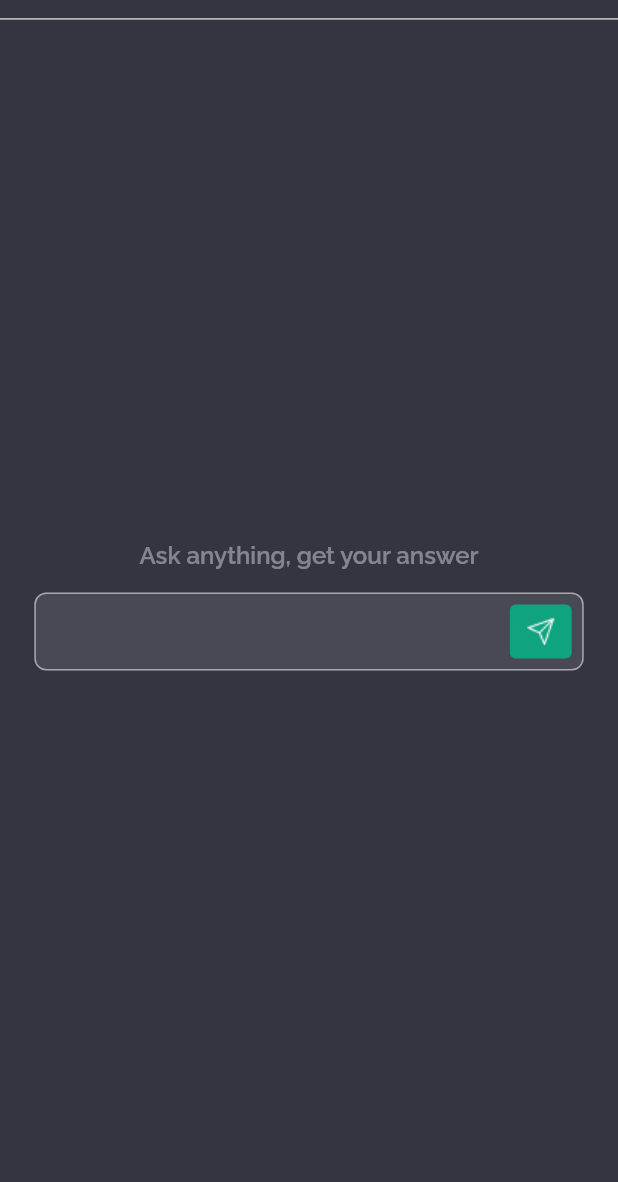
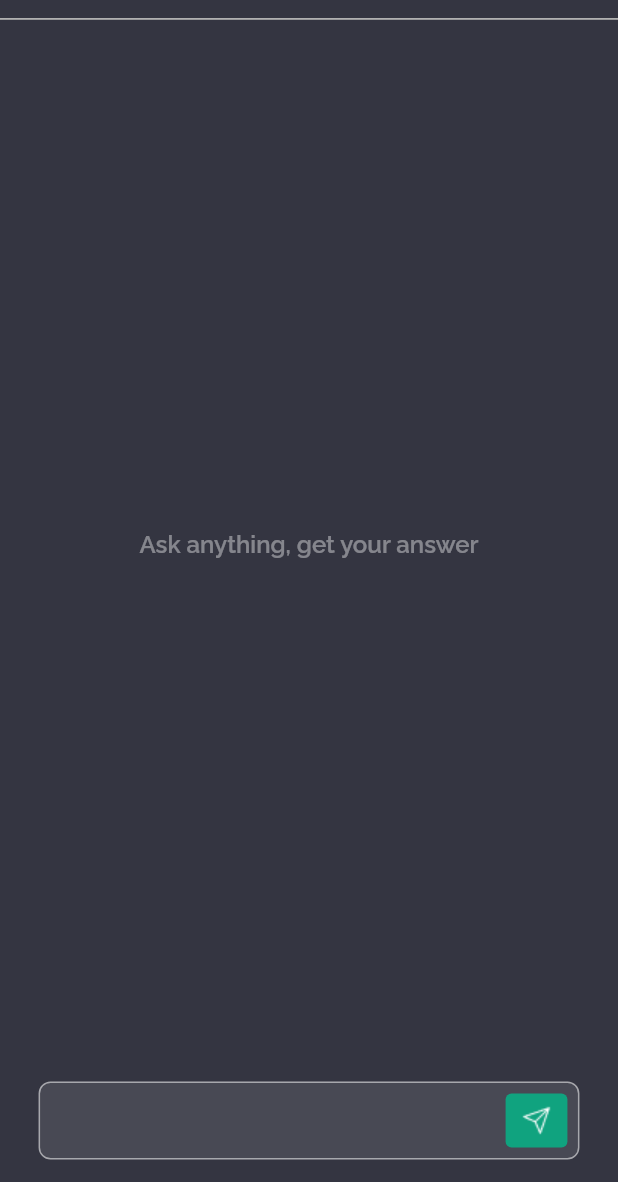
Before and after one commit to HusseinMohamed99/Chat-GPT, a Flutter app: the ChatScreen screen opened directly, on a phone screen of 412 x 824 dp, the part 54-1236 px from its top. Run offline on Flutter 3.47's test engine with Material 2 defaults, Android fonts, the phone set to English and light mode, and no system bars; our stand-ins replace animated_text_kit, flutter_screenutil, flutter_spinkit, flutter_svg, google_fonts, shimmer and 1 more.

Commit message:
Update UI and add more data to the chat screen.✅

```diff
--- a/lib/screen/Conversation/conversation_screen.dart
+++ b/lib/screen/Conversation/conversation_screen.dart
@@ -89,42 +89,107 @@ class _ChatScreenState extends State<ChatScreen> {
           ),
         ),
       ),
-      body: Form(
+      body: Padding(
+        padding: const EdgeInsetsDirectional.symmetric(horizontal: 20),
+        child: Form(
           key: formKey,
           child: Column(
-            crossAxisAlignment: CrossAxisAlignment.stretch,
+              crossAxisAlignment: CrossAxisAlignment.start,
               mainAxisAlignment: chatProvider.chatList.isEmpty
                   ? MainAxisAlignment.center
                   : MainAxisAlignment.start,
               children: [
                 chatProvider.chatList.isEmpty
-                  ? Text(
+                    ? const Spacer()
+                    : const SizedBox(),
+                chatProvider.chatList.isEmpty
+                    ? Align(
+                        alignment: Alignment.center,
+                        child: Text(
                           'Ask anything, get your answer',
                           textAlign: TextAlign.center,
-                      style: Theme.of(context).textTheme.titleMedium!.copyWith(
+                          style:
+                              Theme.of(context).textTheme.titleMedium!.copyWith(
                                     fontWeight: FontWeight.w600,
                                     color: AppMainColors.whiteColor
                                         .withOpacity(0.4000000059604645),
                                   ),
+                        ),
                       )
                     : Flexible(
+                        child: Column(
+                          children: [
+                            Expanded(
                               child: ListView.separated(
                                 physics: const BouncingScrollPhysics(),
                                 controller: _listScrollController,
-                        itemCount:
-                            chatProvider.getChatList.length, //chatList.length,
+                                itemCount: chatProvider
+                                    .getChatList.length, //chatList.length,
                                 itemBuilder: (context, index) {
                                   return ChatWidget(
-                            msg: chatProvider
-                                .getChatList[index].msg, // chatList[index].msg,
+                                    msg: chatProvider.getChatList[index]
+                                        .msg, // chatList[index].msg,
                                     chatIndex: chatProvider.getChatList[index]
                                         .chatIndex, //chatList[index].chatIndex,
                                     shouldAnimate:
-                                chatProvider.getChatList.length - 1 == index,
+                                        chatProvider.getChatList.length - 1 ==
+                                            index,
                                   );
                                 },
                                 separatorBuilder: (context, index) =>
                                     SizedBox(height: 8.h),
+                              ),
+                            ),
+                            if (!_isTyping)
+                              Container(
+                                width: 195.w,
+                                height: 30,
+                                padding: const EdgeInsets.symmetric(
+                                    horizontal: 13, vertical: 7),
+                                decoration: ShapeDecoration(
+                                  color: AppMainColors.darkColor,
+                                  shape: RoundedRectangleBorder(
+                                    side: BorderSide(
+                                      width: 1,
+                                      strokeAlign: BorderSide.strokeAlignCenter,
+                                      color: AppMainColors.whiteColor
+                                          .withOpacity(0.20000000298023224),
+                                    ),
+                                    borderRadius: BorderRadius.circular(4),
+                                  ),
+                                ),
+                                child: Row(
+                                  mainAxisSize: MainAxisSize.min,
+                                  mainAxisAlignment: MainAxisAlignment.start,
+                                  crossAxisAlignment: CrossAxisAlignment.center,
+                                  children: [
+                                    Container(
+                                      width: 12,
+                                      height: 12,
+                                      clipBehavior: Clip.antiAlias,
+                                      decoration: const BoxDecoration(),
+                                      child: const Stack(children: [
+                                        ImageIcon(
+                                          AssetImage(
+                                            Assets.imagesRegenerate,
+                                          ),
+                                          color: AppMainColors.whiteColor,
+                                        ),
+                                      ]),
+                                    ),
+                                    const SizedBox(width: 10),
+                                    Text(
+                                      'Regenerate response',
+                                      style: Theme.of(context)
+                                          .textTheme
+                                          .labelSmall!
+                                          .copyWith(
+                                              fontWeight: FontWeight.w500),
+                                    ),
+                                  ],
+                                ),
+                              ),
+                          ],
                         ),
                       ),
                 if (_isTyping) ...[
@@ -151,6 +216,9 @@ class _ChatScreenState extends State<ChatScreen> {
                 const SizedBox(
                   height: 15,
                 ),
+                chatProvider.chatList.isEmpty
+                    ? const Spacer()
+                    : const SizedBox(),
                 DefaultTextFormField(
                   controller: textEditingController,
                   keyboardType: TextInputType.multiline,
@@ -168,7 +236,11 @@ class _ChatScreenState extends State<ChatScreen> {
                   hint: '',
                   suffix: const AssetImage(Assets.imagesSend),
                 ),
+                const SizedBox(
+                  height: 15,
+                ),
               ]),
+        ),
       ),
     );
   }
--- a/lib/shared/components/text_form_field.dart
+++ b/lib/shared/components/text_form_field.dart
@@ -24,7 +24,7 @@ class DefaultTextFormField extends StatelessWidget {
     return Container(
       width: 335.w,
       height: 52,
-      padding: EdgeInsetsDirectional.symmetric(horizontal: 20.w),
+      padding: EdgeInsets.symmetric(horizontal: 5.w),
       child: TextFormField(
         cursorColor: AppMainColors.whiteColor,
         onTapOutside: (event) {
--- a/lib/shared/components/text_widget.dart
+++ b/lib/shared/components/text_widget.dart
@@ -8,16 +8,19 @@ class TextWidget extends StatelessWidget {
     this.fontSize,
     this.textColor,
     this.fontWeight,
+    this.maxLine,
   }) : super(key: key);
 
   final String label;
   final double? fontSize;
   final Color? textColor;
   final FontWeight? fontWeight;
+  final int? maxLine;
   @override
   Widget build(BuildContext context) {
     return Text(
       label,
+      maxLines: maxLine,
       style: Theme.of(context).textTheme.titleMedium!.copyWith(
             color: textColor ?? AppMainColors.whiteColor,
             fontSize: fontSize,
--- a/lib/shared/services/api_service.dart
+++ b/lib/shared/services/api_service.dart
@@ -6,7 +6,8 @@ import 'package:chat_gpt/model/Chat/models.dart';
 import 'package:http/http.dart' as http;
 
 String baseUrl = "https://api.openai.com/v1";
-String apiKey = "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";
+String apiKey = "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";
+//    "max_tokens": 7,
 
 class ApiService {
   static Future<List<ModelsModel>> getModels() async {
@@ -47,6 +48,7 @@ class ApiService {
         body: jsonEncode(
           {
             "model": modelId,
+            "max_tokens": 100,
             "messages": [
               {
                 "role": "user",
--- a/lib/shared/style/themes.dart
+++ b/lib/shared/style/themes.dart
@@ -50,7 +50,7 @@ final getThemeData = {
       labelSmall: GoogleFonts.raleway(
         color: AppMainColors.whiteColor,
         fontSize: 14,
-        fontWeight: FontWeight.w500,
+        fontWeight: FontWeight.w600,
       ),
       bodyMedium: GoogleFonts.raleway(
         color: AppMainColors.whiteColor,
```
Also changed, not shown: lib/screen/Dashboard/dashboard_screen.dart (+16 -10 lines), lib/shared/components/chat_widget.dart (+104 -106 lines). Lines whose indentation alone changed are shown as unchanged.
